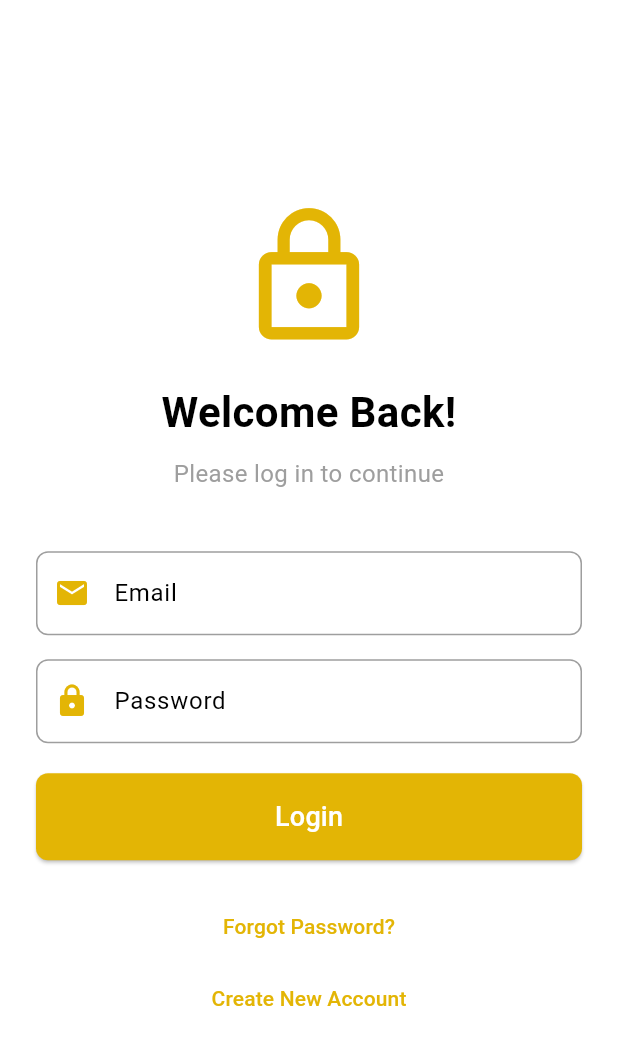
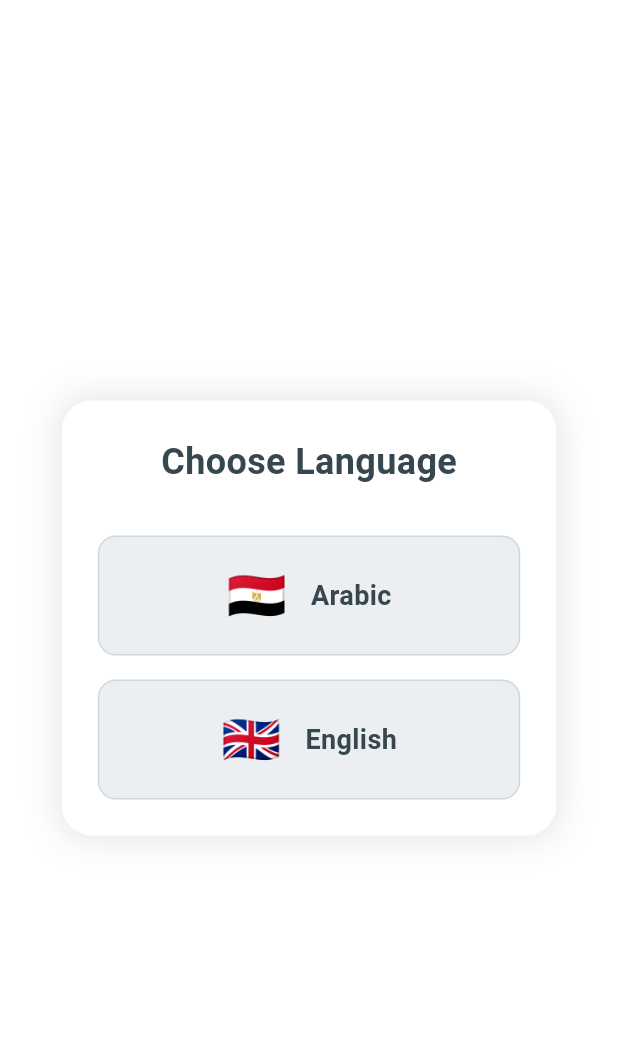
Before and after one commit to SamehKalash/CustomsX, a Flutter app: the screen it shows after launch, on a phone screen of 412 x 824 dp. Shown: the top 1045 px of the screen. Run offline on Flutter 3.47's test engine with Material 3 defaults, Android fonts, the phone set to English and light mode, and no system bars; our stand-ins replace cloud_firestore, firebase_core, image_picker, shared_preferences; accounts and stored records are empty.

Commit message:
Choose Lang

```diff
--- a/lib/main.dart
+++ b/lib/main.dart
@@ -9,6 +9,7 @@ import 'screens/settings.dart';
 import 'screens/forgot_password_screen.dart';
 import 'screens/create_account_screen.dart';
 import 'screens/create_company_screen.dart';
+import 'screens/chooselang.dart';
 import 'theme/theme_provider.dart';
 import 'theme/theme.dart';
 import 'screens/splash_screen.dart';
@@ -53,8 +54,9 @@ class GlobalClearApp extends StatelessWidget {
       themeMode: themeProvider.themeMode,
       theme: lightTheme,
       darkTheme: darkTheme,
-      initialRoute: '/splash', // Set Splash Screen as the initial route
+      initialRoute: '/chooseLang',
       routes: {
+        '/chooseLang': (context) => LanguageSelector(),
         '/splash': (context) => const SplashScreen(),
         '/login': (context) => const LoginScreen(),
         '/createCompany': (context) => const CreateCompanyScreen(),
@@ -66,10 +68,12 @@ class GlobalClearApp extends StatelessWidget {
         '/settings': (context) => const SettingsScreen(),
         '/forgot-password': (context) => const ForgotPasswordScreen(),
       },
-      onUnknownRoute: (settings) => MaterialPageRoute(
-        builder: (context) =>
-            const Scaffold(body: Center(child: Text('Page not found'))),
-      ),
+      onUnknownRoute:
+          (settings) => MaterialPageRoute(
+            builder:
+                (context) =>
+                    const Scaffold(body: Center(child: Text('Page not found'))),
+          ),
     );
   }
 }
--- /dev/null
+++ b/lib/screens/chooselang.dart
@@ -0,0 +1,90 @@
+import 'package:flutter/material.dart';
+
+class LanguageSelector extends StatelessWidget {
+  const LanguageSelector({super.key});
+
+  @override
+  Widget build(BuildContext context) {
+    return Scaffold(
+      body: Center(
+        child: Container(
+          width: MediaQuery.of(context).size.width * 0.8,
+          padding: const EdgeInsets.all(24),
+          decoration: BoxDecoration(
+            color: Colors.white,
+            borderRadius: BorderRadius.circular(20),
+            boxShadow: [
+              BoxShadow(
+                color: Colors.black.withOpacity(0.1),
+                blurRadius: 20,
+                spreadRadius: 2,
+              ),
+            ],
+          ),
+          child: Column(
+            mainAxisSize: MainAxisSize.min,
+            children: [
+              Text(
+                'Choose Language',
+                style: TextStyle(
+                  fontSize: 24,
+                  fontWeight: FontWeight.bold,
+                  color: Colors.blueGrey[800],
+                ),
+              ),
+              const SizedBox(height: 32),
+              _buildLanguageCard(
+                context,
+                flag: '🇪🇬',
+                language: 'Arabic',
+                onTap: () => Navigator.pushReplacementNamed(context, '/splash'),
+              ),
+              const SizedBox(height: 16),
+              _buildLanguageCard(
+                context,
+                flag: '🇬🇧',
+                language: 'English',
+                onTap: () => Navigator.pushReplacementNamed(context, '/splash'),
+              ),
+            ],
+          ),
+        ),
+      ),
+    );
+  }
+
+  Widget _buildLanguageCard(
+    BuildContext context, {
+    required String flag,
+    required String language,
+    required VoidCallback onTap,
+  }) {
+    return InkWell(
+      onTap: onTap,
+      borderRadius: BorderRadius.circular(12),
+      child: Container(
+        padding: const EdgeInsets.all(16),
+        decoration: BoxDecoration(
+          color: Colors.blueGrey[50],
+          borderRadius: BorderRadius.circular(12),
+          border: Border.all(color: Colors.blueGrey[100]!),
+        ),
+        child: Row(
+          mainAxisAlignment: MainAxisAlignment.center,
+          children: [
+            Text(flag, style: const TextStyle(fontSize: 32)),
+            const SizedBox(width: 16),
+            Text(
+              language,
+              style: TextStyle(
+                fontSize: 18,
+                fontWeight: FontWeight.w600,
+                color: Colors.blueGrey[800],
+              ),
+            ),
+          ],
+        ),
+      ),
+    );
+  }
+}
```
Also changed, not shown: lib/screens/login_screen.dart (+22 -18 lines), assets/egyptian_flag.png (added), assets/uk_flag.png (added), 43 other files.
